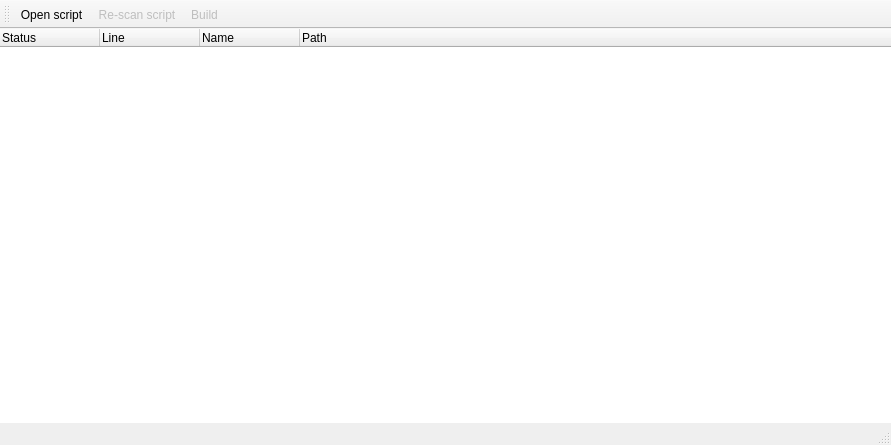
The window that src/mainwindow.ui (RxLaboratory/DuBuilder) describes before a commit, drawn with Qt 5.
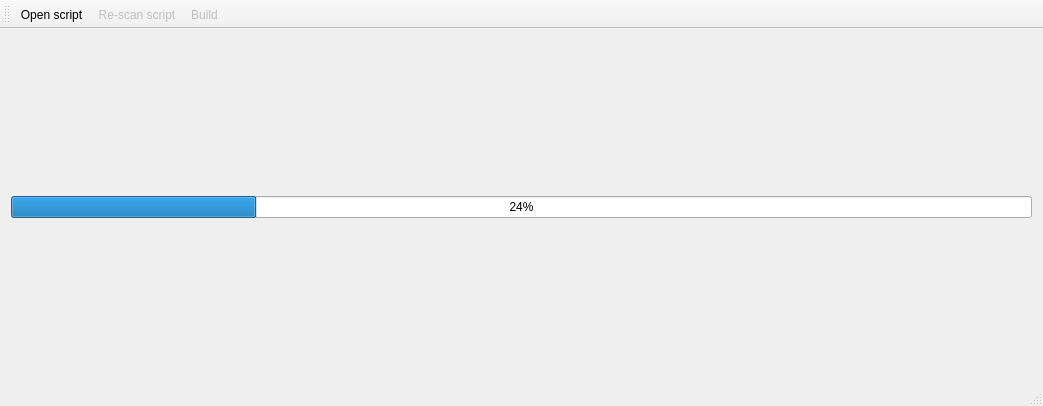
The same window after the commit. Icons and pictures are not drawn.

```diff
--- a/src/mainwindow.ui
+++ b/src/mainwindow.ui
@@ -6,8 +6,8 @@
    <rect>
     <x>0</x>
     <y>0</y>
-    <width>891</width>
-    <height>445</height>
+    <width>1043</width>
+    <height>406</height>
    </rect>
   </property>
   <property name="windowTitle">
@@ -34,6 +34,28 @@
      <number>0</number>
     </property>
     <item>
+     <widget class="QStackedWidget" name="mainStack">
+      <property name="currentIndex">
+       <number>2</number>
+      </property>
+      <widget class="QWidget" name="mainPage">
+       <layout class="QVBoxLayout" name="verticalLayout_2">
+        <property name="spacing">
+         <number>0</number>
+        </property>
+        <property name="leftMargin">
+         <number>0</number>
+        </property>
+        <property name="topMargin">
+         <number>0</number>
+        </property>
+        <property name="rightMargin">
+         <number>0</number>
+        </property>
+        <property name="bottomMargin">
+         <number>0</number>
+        </property>
+        <item>
      <widget class="QTreeWidget" name="treeWidget">
       <property name="frameShape">
        <enum>QFrame::NoFrame</enum>
@@ -70,6 +92,48 @@
         <string>Path</string>
        </property>
       </column>
+         </widget>
+        </item>
+       </layout>
+      </widget>
+      <widget class="QWidget" name="settingsPage"/>
+      <widget class="QWidget" name="progressPage">
+       <layout class="QVBoxLayout" name="verticalLayout_3">
+        <item>
+         <spacer name="verticalSpacer">
+          <property name="orientation">
+           <enum>Qt::Vertical</enum>
+          </property>
+          <property name="sizeHint" stdset="0">
+           <size>
+            <width>20</width>
+            <height>40</height>
+           </size>
+          </property>
+         </spacer>
+        </item>
+        <item>
+         <widget class="QProgressBar" name="progressBar">
+          <property name="value">
+           <number>24</number>
+          </property>
+         </widget>
+        </item>
+        <item>
+         <spacer name="verticalSpacer_2">
+          <property name="orientation">
+           <enum>Qt::Vertical</enum>
+          </property>
+          <property name="sizeHint" stdset="0">
+           <size>
+            <width>20</width>
+            <height>40</height>
+           </size>
+          </property>
+         </spacer>
+        </item>
+       </layout>
+      </widget>
      </widget>
     </item>
    </layout>
```
Lines whose indentation alone changed are shown as unchanged.
